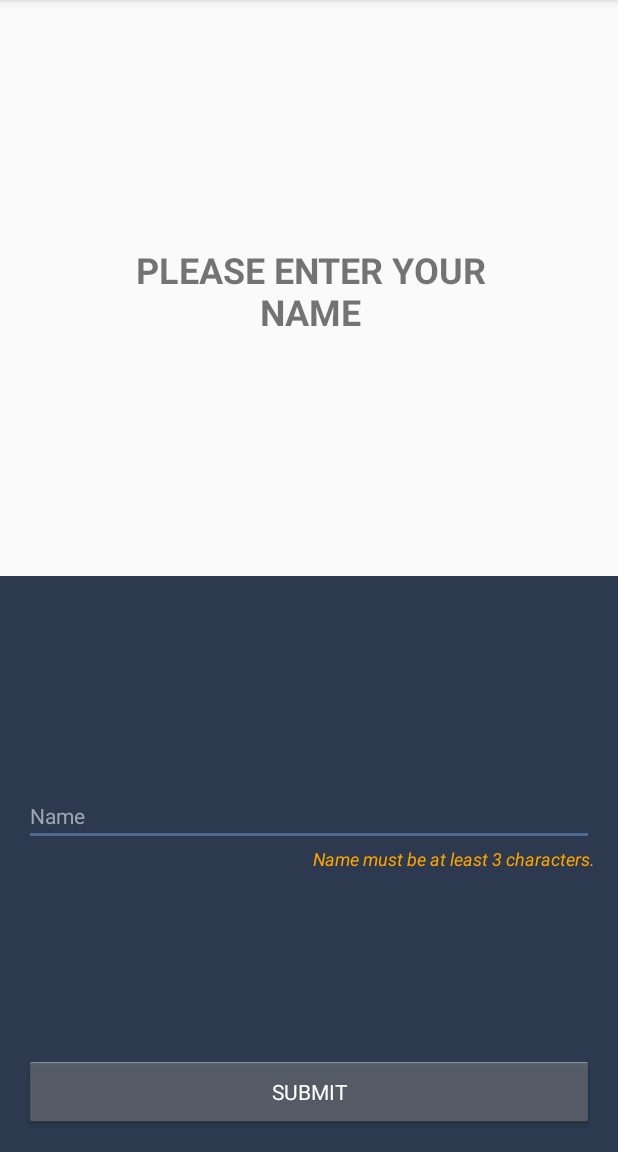
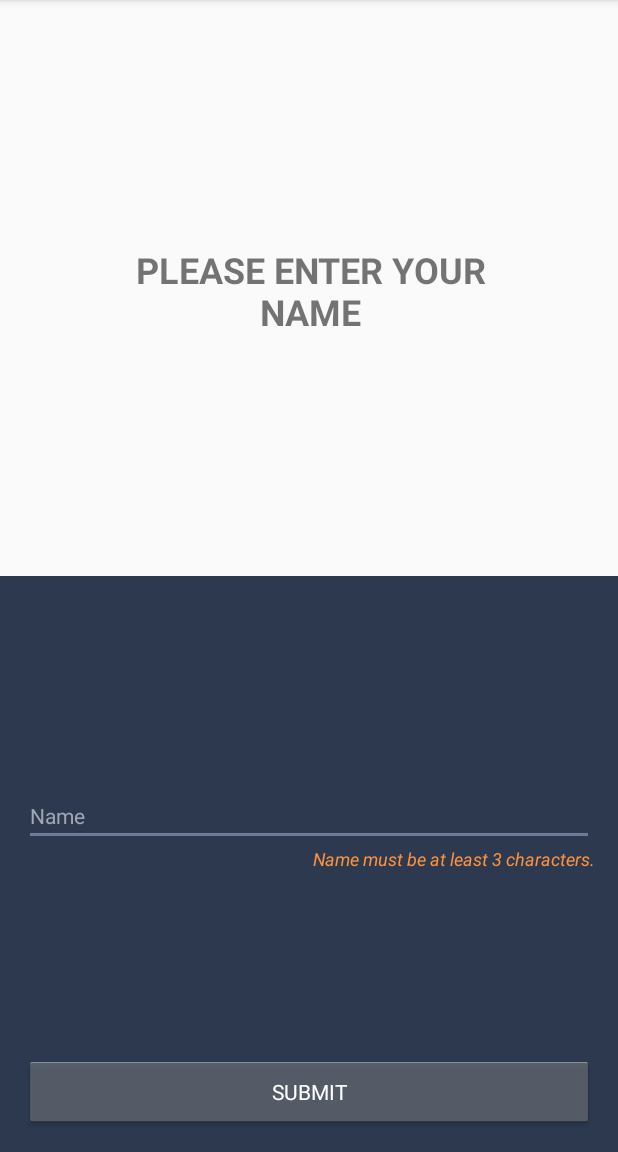
Before and after one commit to smjmoloney/LearningProject, an Android app: the fragment UserCreationNameFragment shown on its own in the app's theme, after a tap on "SUBMIT", on a phone screen of 412 x 824 dp, the part 84-1236 px from its top. Run offline under Robolectric (Android 15) with nearby library versions, the phone set to English and light mode, and no system bars; our stand-ins replace Firebase (no records; nobody signed in at launch, a user with empty details on screens opened directly); Roboto replaces fonts that are not available here; 1 statement that could not run was skipped.

Commit message:
updates files

```diff
--- a/app/src/main/res/values/colors.xml
+++ b/app/src/main/res/values/colors.xml
@@ -2,7 +2,7 @@
 <resources>
     <color name="colorPrimary">#008577</color>
     <color name="colorPrimaryDark">#00574b</color>
-    <color name="colorAccent">#D81B60</color>
+    <color name="colorAccent">#89cad8</color>
     <color name="white">#ffffff</color>
     <color name="white_hint">#9fa7b5</color>
 
@@ -11,11 +11,11 @@
     http://blog.grafixartist.com/onboarding-android-viewpager-google-way/
     -->
     <color name="cyan">#00e5e5</color>
-    <color name="blue_accent">#526a93</color>
+    <color name="blue_accent">#6c7c97</color>
     <color name="blue_dark">#2c394f</color>
     <color name="blue_off_black">#232933</color>
-    <color name="orange">#ffa500</color>
-    <color name="green">#007300</color>
+    <color name="orange">#fb9242</color>
+    <color name="green">#3f6c3f</color>
 
     <!-- Item Slider -->
     <color name="bg_row_background">#fa315b</color>
--- a/app/src/main/res/values/strings.xml
+++ b/app/src/main/res/values/strings.xml
@@ -48,4 +48,5 @@
     <string name="setup_confirm_prompt_email">Email is already in use.</string>
     <string name="setup_confirm_result">Signing up…</string>
     <string name="setup_update_result">Updating…</string>
+    <string name="teacher_welcome_message">Your Activity List</string>
 </resources>
```
